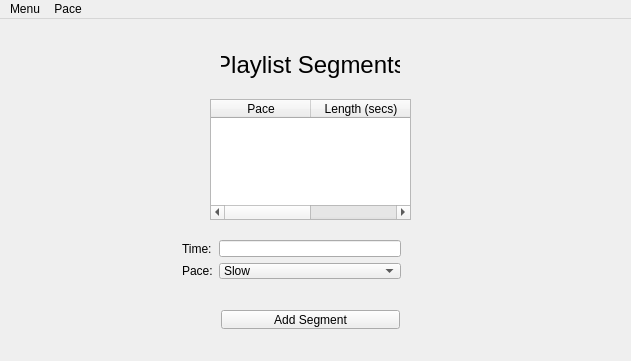
Before: the Qt Designer form ptm/views/layout.ui in james-gray/pace-the-music, drawn with Qt 5.
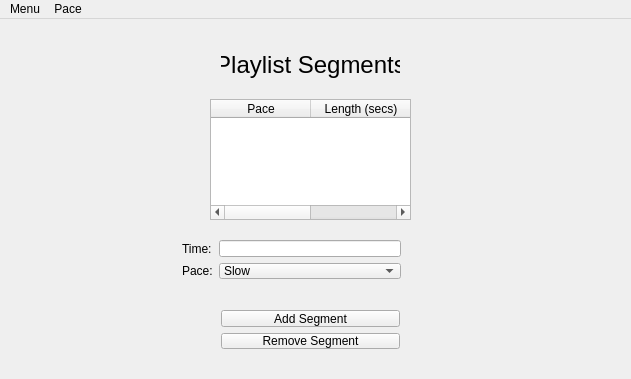
After: the same form once the commit is applied.

Commit message: Added ability to remove segments

The edit to the form file:
```diff
--- a/ptm/views/layout.ui
+++ b/ptm/views/layout.ui
@@ -7,7 +7,7 @@
     <x>0</x>
     <y>0</y>
     <width>631</width>
-    <height>361</height>
+    <height>379</height>
    </rect>
   </property>
   <property name="windowTitle">
@@ -115,7 +115,7 @@
       <x>210</x>
       <y>280</y>
       <width>201</width>
-      <height>41</height>
+      <height>61</height>
      </rect>
     </property>
     <layout class="QVBoxLayout" name="buttonLayout">
@@ -129,6 +129,16 @@
        </property>
       </widget>
      </item>
+     <item>
+      <widget class="QPushButton" name="removeButton">
+       <property name="enabled">
+        <bool>true</bool>
+       </property>
+       <property name="text">
+        <string>Remove Segment</string>
+       </property>
+      </widget>
+     </item>
     </layout>
    </widget>
    <widget class="QTableWidget" name="segmentTable">
```
The commit also changes 1 other file.
